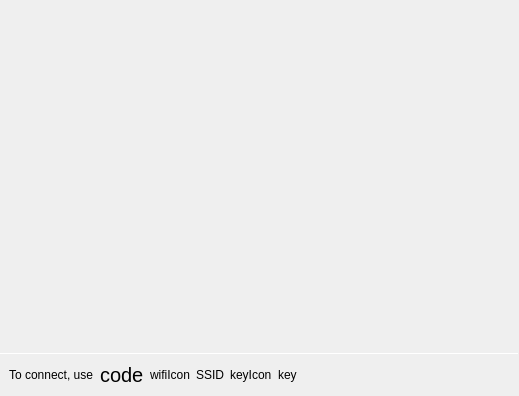
First picture: the form in event/eventmodeshow.ui, repository theCheeseboard/thephoto, before the edit.
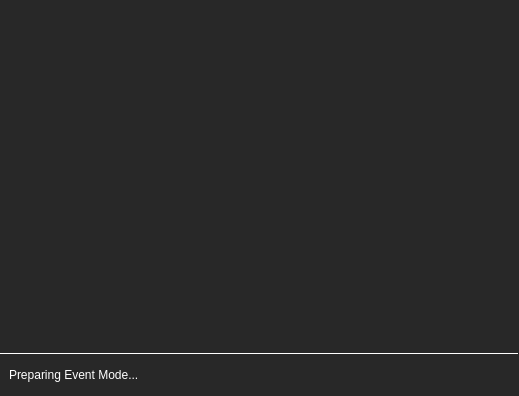
Second picture: the form after the edit.

Commit message: Windows support?????

```diff
--- a/event/eventmodeshow.ui
+++ b/event/eventmodeshow.ui
@@ -10,8 +10,153 @@
     <height>396</height>
    </rect>
   </property>
+  <property name="palette">
+   <palette>
+    <active>
+     <colorrole role="WindowText">
+      <brush brushstyle="SolidPattern">
+       <color alpha="255">
+        <red>255</red>
+        <green>255</green>
+        <blue>255</blue>
+       </color>
+      </brush>
+     </colorrole>
+     <colorrole role="Text">
+      <brush brushstyle="SolidPattern">
+       <color alpha="255">
+        <red>255</red>
+        <green>255</green>
+        <blue>255</blue>
+       </color>
+      </brush>
+     </colorrole>
+     <colorrole role="Base">
+      <brush brushstyle="SolidPattern">
+       <color alpha="255">
+        <red>40</red>
+        <green>40</green>
+        <blue>40</blue>
+       </color>
+      </brush>
+     </colorrole>
+     <colorrole role="Window">
+      <brush brushstyle="SolidPattern">
+       <color alpha="255">
+        <red>40</red>
+        <green>40</green>
+        <blue>40</blue>
+       </color>
+      </brush>
+     </colorrole>
+     <colorrole role="AlternateBase">
+      <brush brushstyle="SolidPattern">
+       <color alpha="255">
+        <red>60</red>
+        <green>60</green>
+        <blue>60</blue>
+       </color>
+      </brush>
+     </colorrole>
+    </active>
+    <inactive>
+     <colorrole role="WindowText">
+      <brush brushstyle="SolidPattern">
+       <color alpha="255">
+        <red>255</red>
+        <green>255</green>
+        <blue>255</blue>
+       </color>
+      </brush>
+     </colorrole>
+     <colorrole role="Text">
+      <brush brushstyle="SolidPattern">
+       <color alpha="255">
+        <red>255</red>
+        <green>255</green>
+        <blue>255</blue>
+       </color>
+      </brush>
+     </colorrole>
+     <colorrole role="Base">
+      <brush brushstyle="SolidPattern">
+       <color alpha="255">
+        <red>40</red>
+        <green>40</green>
+        <blue>40</blue>
+       </color>
+      </brush>
+     </colorrole>
+     <colorrole role="Window">
+      <brush brushstyle="SolidPattern">
+       <color alpha="255">
+        <red>40</red>
+        <green>40</green>
+        <blue>40</blue>
+       </color>
+      </brush>
+     </colorrole>
+     <colorrole role="AlternateBase">
+      <brush brushstyle="SolidPattern">
+       <color alpha="255">
+        <red>60</red>
+        <green>60</green>
+        <blue>60</blue>
+       </color>
+      </brush>
+     </colorrole>
+    </inactive>
+    <disabled>
+     <colorrole role="WindowText">
+      <brush brushstyle="SolidPattern">
+       <color alpha="127">
+        <red>255</red>
+        <green>255</green>
+        <blue>255</blue>
+       </color>
+      </brush>
+     </colorrole>
+     <colorrole role="Text">
+      <brush brushstyle="SolidPattern">
+       <color alpha="127">
+        <red>255</red>
+        <green>255</green>
+        <blue>255</blue>
+       </color>
+      </brush>
+     </colorrole>
+     <colorrole role="Base">
+      <brush brushstyle="SolidPattern">
+       <color alpha="255">
+        <red>40</red>
+        <green>40</green>
+        <blue>40</blue>
+       </color>
+      </brush>
+     </colorrole>
+     <colorrole role="Window">
+      <brush brushstyle="SolidPattern">
+       <color alpha="255">
+        <red>40</red>
+        <green>40</green>
+        <blue>40</blue>
+       </color>
+      </brush>
+     </colorrole>
+     <colorrole role="AlternateBase">
+      <brush brushstyle="SolidPattern">
+       <color alpha="255">
+        <red>60</red>
+        <green>60</green>
+        <blue>60</blue>
+       </color>
+      </brush>
+     </colorrole>
+    </disabled>
+   </palette>
+  </property>
   <property name="windowTitle">
-   <string>Dialog</string>
+   <string>Event Mode</string>
   </property>
   <layout class="QVBoxLayout" name="verticalLayout">
    <property name="spacing">
@@ -56,7 +201,13 @@
     </widget>
    </item>
    <item>
-    <widget class="QFrame" name="frame">
+    <widget class="QStackedWidget" name="bottomFrameStack">
+     <property name="sizePolicy">
+      <sizepolicy hsizetype="Preferred" vsizetype="Maximum">
+       <horstretch>0</horstretch>
+       <verstretch>0</verstretch>
+      </sizepolicy>
+     </property>
      <property name="autoFillBackground">
       <bool>true</bool>
      </property>
@@ -66,6 +217,18 @@
      <property name="frameShadow">
       <enum>QFrame::Raised</enum>
      </property>
+     <widget class="QWidget" name="page">
+      <layout class="QHBoxLayout" name="horizontalLayout_4">
+       <item>
+        <widget class="QLabel" name="label">
+         <property name="text">
+          <string>Preparing Event Mode...</string>
+         </property>
+        </widget>
+       </item>
+      </layout>
+     </widget>
+     <widget class="QWidget" name="stackedWidgetPage1" native="true">
      <layout class="QHBoxLayout" name="horizontalLayout_3">
       <property name="spacing">
        <number>0</number>
@@ -189,6 +352,7 @@
        <layout class="QHBoxLayout" name="profileLayout"/>
       </item>
      </layout>
+     </widget>
     </widget>
    </item>
   </layout>
```
Lines whose indentation alone changed are shown as unchanged. The commit also changes 36 other files.
